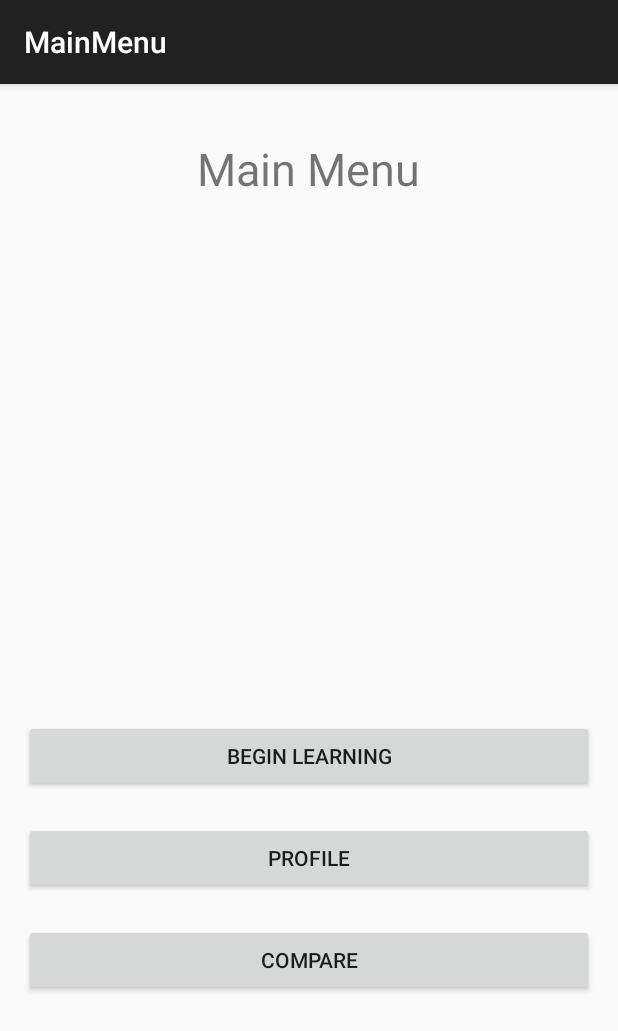
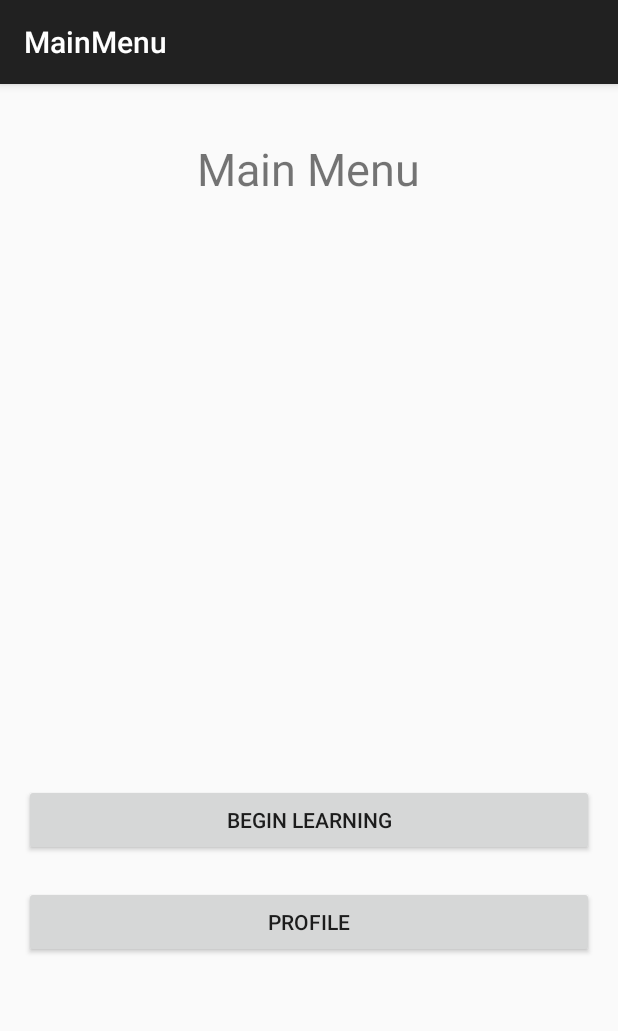
Before and after one commit to omar816/Final_Project, an Android app: the MainMenu screen opened directly, with no data from a screen before it, on a phone screen of 412 x 824 dp. Shown: the top 1031 px of the screen. Run offline under Robolectric (Android 15) with nearby library versions, the phone set to English and light mode, and no system bars.

Commit message:
Removed compare button

```diff
--- a/app/src/main/res/layout/activity_main_menu.xml
+++ b/app/src/main/res/layout/activity_main_menu.xml
@@ -20,22 +20,12 @@
         android:text="@string/menu1" />
 
     <Button
-        android:id="@+id/button11"
+        android:id="@+id/button12"
         android:layout_width="match_parent"
         android:layout_height="wrap_content"
         android:layout_alignParentBottom="true"
         android:layout_alignParentStart="true"
-        android:layout_marginBottom="144dp"
-        android:onClick="compare"
-        android:text="@string/menu3" />
-
-    <Button
-        android:id="@+id/button12"
-        android:layout_width="match_parent"
-        android:layout_height="wrap_content"
-        android:layout_above="@+id/button11"
-        android:layout_alignLeft="@+id/button8"
-        android:layout_marginBottom="20dp"
+        android:layout_marginBottom="169dp"
         android:onClick="profile"
         android:text="@string/menu2" />
 
```
